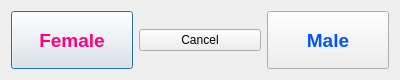
The window that ui/DlgPickPlayerSex.ui (probonopd/QTournament) describes before a commit, drawn with Qt 5.
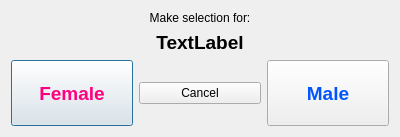
The same window after the commit.

The edit to the form file:
```diff
--- a/ui/DlgPickPlayerSex.ui
+++ b/ui/DlgPickPlayerSex.ui
@@ -7,13 +7,40 @@
     <x>0</x>
     <y>0</y>
     <width>400</width>
-    <height>80</height>
+    <height>137</height>
    </rect>
   </property>
   <property name="windowTitle">
    <string>Pick player sex</string>
   </property>
-  <layout class="QHBoxLayout" name="horizontalLayout_2">
+  <layout class="QVBoxLayout" name="verticalLayout_3">
+   <item>
+    <widget class="QLabel" name="lblHeadline">
+     <property name="text">
+      <string>Make selection for:</string>
+     </property>
+     <property name="alignment">
+      <set>Qt::AlignCenter</set>
+     </property>
+    </widget>
+   </item>
+   <item>
+    <widget class="QLabel" name="lblName">
+     <property name="font">
+      <font>
+       <pointsize>14</pointsize>
+       <weight>75</weight>
+       <bold>true</bold>
+      </font>
+     </property>
+     <property name="text">
+      <string>TextLabel</string>
+     </property>
+     <property name="alignment">
+      <set>Qt::AlignCenter</set>
+     </property>
+    </widget>
+   </item>
    <item>
     <layout class="QHBoxLayout" name="horizontalLayout">
      <item>
```
